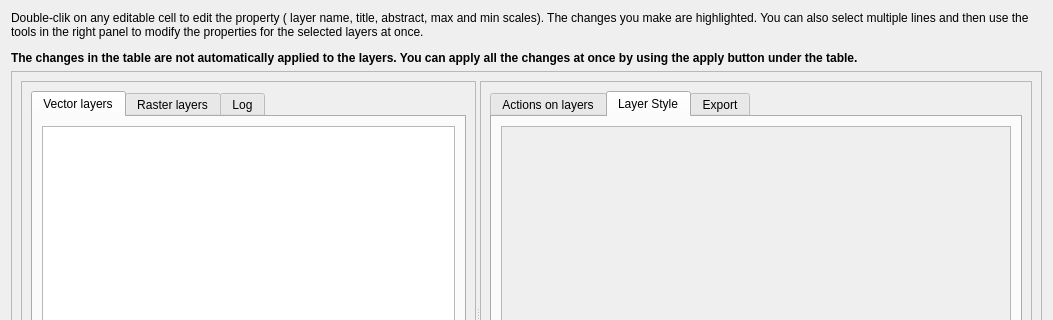
Before: the Qt Designer form layer_board_dialog_base.ui in 3liz/QgisLayerBoardPlugin, drawn with Qt 5; both pictures show x 0 to 1053 and y 0 to 320 of the 1053 by 600 pixel window.
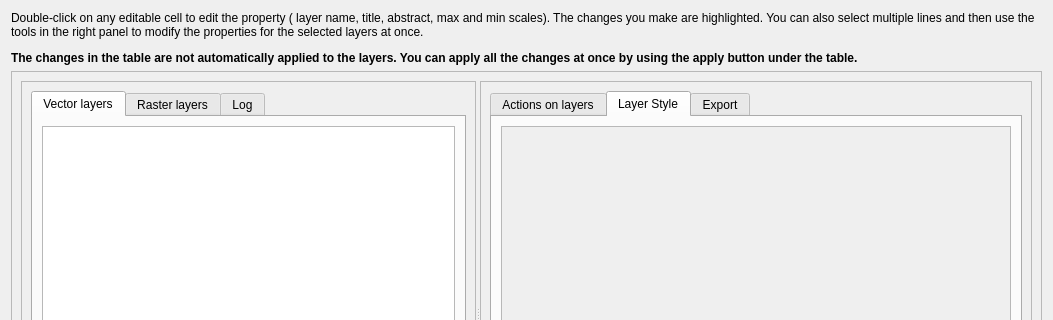
After: the same form once the commit is applied. The open tabs and pages were chosen to show the change.

Diff of the .ui file:
```diff
--- a/layer_board_dialog_base.ui
+++ b/layer_board_dialog_base.ui
@@ -17,7 +17,7 @@
    <item>
     <widget class="QLabel" name="label_5">
      <property name="text">
-      <string>&lt;html&gt;&lt;head/&gt;&lt;body&gt;&lt;p&gt;Double-clik on any editable cell to edit the property ( layer name, title, abstract, max and min scales). The changes you make are highlighted. You can also select multiple lines and then use the tools in the right panel to modify the properties for the selected layers at once.&lt;/p&gt;&lt;p&gt;&lt;span style=&quot; font-weight:600;&quot;&gt;The changes in the table are not automatically applied to the layers. You can apply all the changes at once by using the apply button under the table.&lt;/span&gt;&lt;/p&gt;&lt;/body&gt;&lt;/html&gt;</string>
+      <string>&lt;html&gt;&lt;head/&gt;&lt;body&gt;&lt;p&gt;Double-click on any editable cell to edit the property ( layer name, title, abstract, max and min scales). The changes you make are highlighted. You can also select multiple lines and then use the tools in the right panel to modify the properties for the selected layers at once.&lt;/p&gt;&lt;p&gt;&lt;span style=&quot; font-weight:600;&quot;&gt;The changes in the table are not automatically applied to the layers. You can apply all the changes at once by using the apply button under the table.&lt;/span&gt;&lt;/p&gt;&lt;/body&gt;&lt;/html&gt;</string>
      </property>
      <property name="wordWrap">
       <bool>true</bool>
```
Left out of the diff: 4 changed lines with no effect on the pictures.
